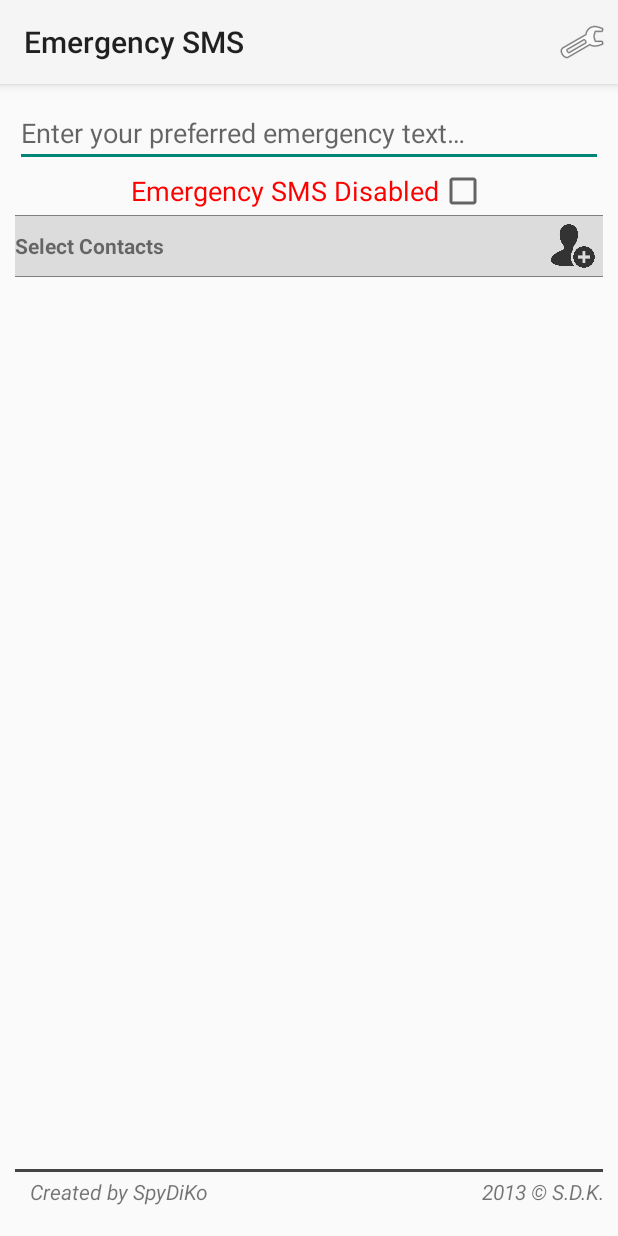
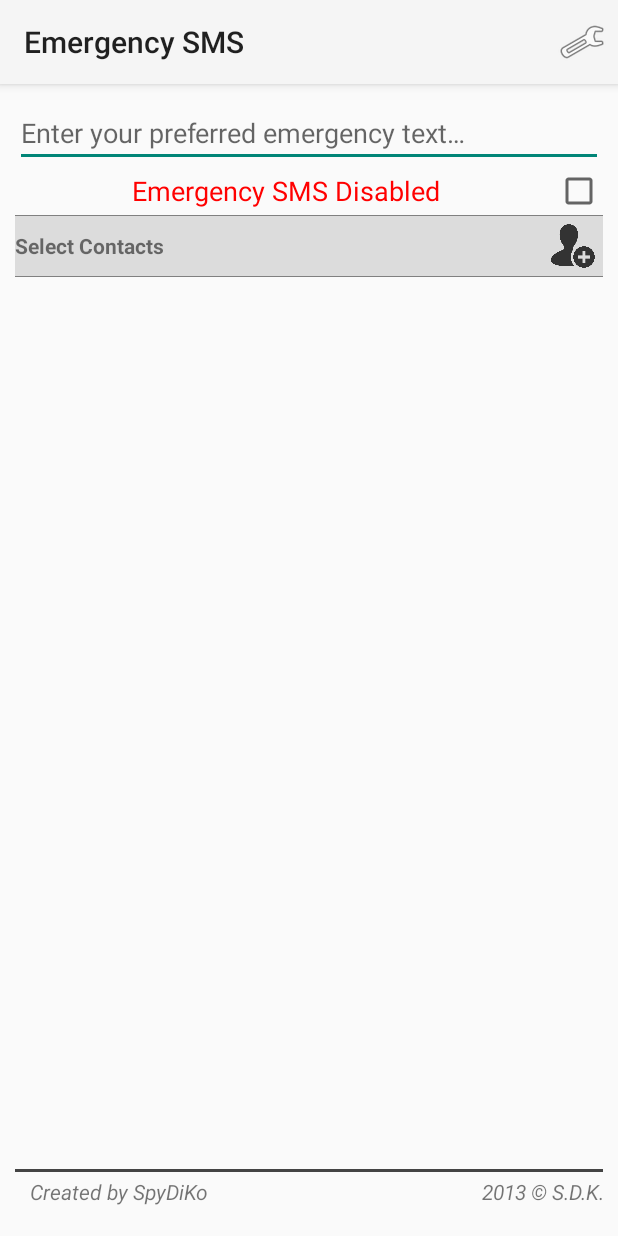
Before and after one commit to PuR3v1L/EmergencySMS, an Android app: the screen it shows after launch (MainActivity), on a phone screen of 412 x 824 dp. Run offline under Robolectric (Android 15) with nearby library versions, the phone set to English and light mode, and no system bars; libraries missing offline, so code that uses them is left out: com.espian.showcaseview; 10 statements that could not run were skipped.

Commit message:
v2.3.250114 + Checking geocoding

```diff
--- a/InstantSMSEmergency/src/main/AndroidManifest.xml
+++ b/InstantSMSEmergency/src/main/AndroidManifest.xml
@@ -14,6 +14,7 @@
     <uses-permission android:name="android.permission.ACCESS_FINE_LOCATION" />
     <uses-permission android:name="android.permission.READ_PHONE_STATE"/>
     <uses-permission android:name="android.permission.RECEIVE_BOOT_COMPLETED"/>
+    <uses-permission android:name="android.permission.INTERNET"/>
 
     <application
         android:allowBackup="true"
--- a/InstantSMSEmergency/src/main/java/com/spydiko/instantsmsemergency/MainActivity.java
+++ b/InstantSMSEmergency/src/main/java/com/spydiko/instantsmsemergency/MainActivity.java
@@ -109,7 +109,6 @@ public class MainActivity extends ActionBarActivity implements View.OnClickListe
 			ViewTarget target = new ViewTarget(R.id.add_contact, this);
 			//		sv = ShowcaseView.insertShowcaseView(new ViewTarget(findViewById(R.id.serviceState)), this);
 			sv = ShowcaseView.insertShowcaseView(target, this, R.string.showcase_title, R.string.showcase_message, co);
-			sv.setScaleMultiplier(0.8f);
 			sv.overrideButtonClick(new View.OnClickListener() {
 				@Override
 				public void onClick(View view) {
--- a/InstantSMSEmergency/src/main/res/layout/activity_main.xml
+++ b/InstantSMSEmergency/src/main/res/layout/activity_main.xml
@@ -59,24 +59,29 @@
         android:layout_centerHorizontal="true"
         android:id="@+id/layout_for_enabling"
         android:layout_below="@id/textToBeSent"
+        android:layout_centerVertical="true"
         android:layout_width="wrap_content">
+
+        <CheckBox
+            android:layout_width="wrap_content"
+            android:layout_height="wrap_content"
+            android:id="@+id/checkBoxService"
+            android:layout_centerVertical="true"
+            android:layout_alignParentRight="true"
+            android:layout_gravity="right"/>
 
         <TextView
             android:layout_width="wrap_content"
             android:layout_height="wrap_content"
             android:textAppearance="?android:attr/textAppearanceMedium"
             android:text="@string/service_not_running"
+            android:layout_toLeftOf="@id/checkBoxService"
             android:textColor="@color/Red"
+            android:gravity="center"
+            android:layout_alignParentLeft="true"
             android:layout_centerVertical="true"
             android:id="@+id/serviceState"/>
 
-        <CheckBox
-            android:layout_width="wrap_content"
-            android:layout_height="wrap_content"
-            android:id="@+id/checkBoxService"
-            android:layout_centerVertical="true"
-            android:layout_toRightOf="@id/serviceState"
-            android:layout_gravity="right"/>
     </RelativeLayout>
 
     <View
```
Also changed, not shown: InstantSMSEmergency/src/main/java/com/spydiko/instantsmsemergency/InstantSMSemergensy.java (+23 -4 lines).
